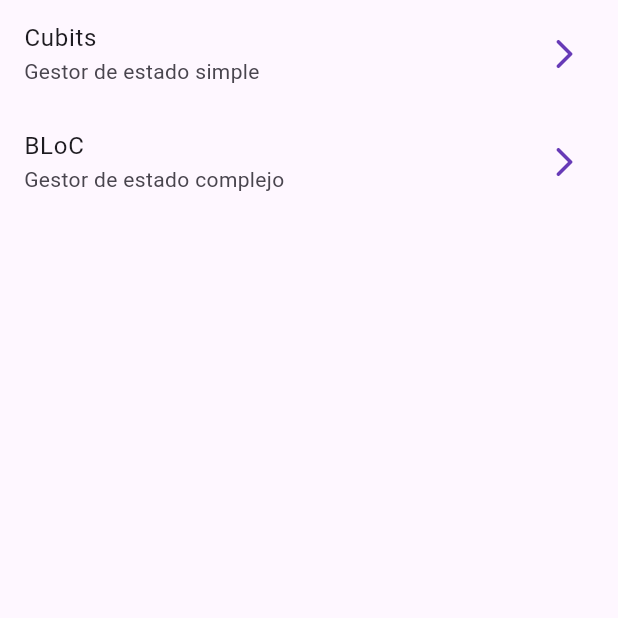
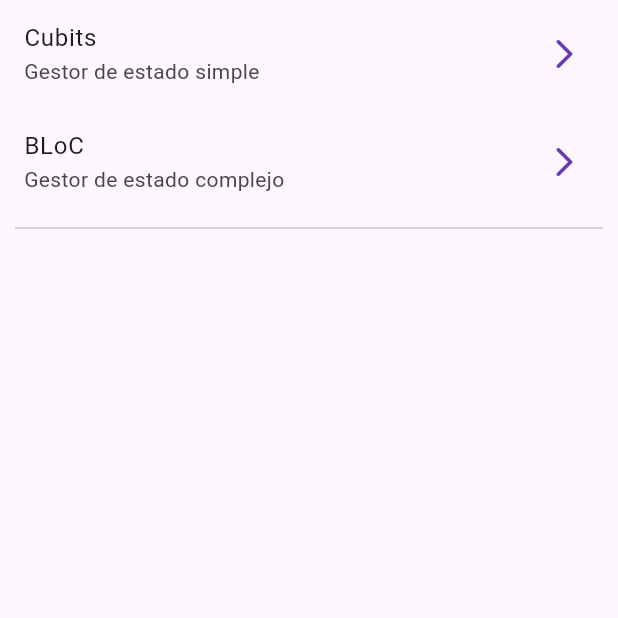
Before and after one commit to CarlosHugoRodriguezC/FormsApp, a Flutter app: the screen it shows after launch, on a phone screen of 412 x 824 dp, the top half of it. Run offline on Flutter 3.47's test engine with Material 2 defaults, Android fonts, the phone set to English and light mode, and no system bars; our stand-ins replace equatable, flutter_bloc, go_router.

Commit message:
Section 19 completed

```diff
--- a/lib/presentation/screens/bloc_counter_screen.dart
+++ b/lib/presentation/screens/bloc_counter_screen.dart
@@ -23,11 +23,13 @@ class _CounterBlockView extends StatelessWidget {
   final TextTheme textStyle;
 
   void increaseCounterBy(BuildContext context, {int value = 1}) {
-    context.read<CounterBloc>().add(CounterIncreased(value));
+    // context.read<CounterBloc>().add(CounterIncreased(value));
+    context.read<CounterBloc>().increaseBy(value: value);
   }
 
   void resetCounter(BuildContext context) {
-    context.read<CounterBloc>().add(const CounterReset());
+    // context.read<CounterBloc>().add(const CounterReset());
+    context.read<CounterBloc>().reset();
   }
 
   @override
--- a/lib/presentation/screens/home_screen.dart
+++ b/lib/presentation/screens/home_screen.dart
@@ -25,6 +25,10 @@ class HomeScreen extends StatelessWidget {
               context.push('/bloc');
             },
           ),
+          const Padding(
+            padding: EdgeInsets.symmetric(horizontal: 10),
+            child: Divider(),
+          ),
         ],
       ),
     );
```
Also changed, not shown: lib/presentation/blocs/counter_bloc/counter_bloc.dart (+11 -0 lines).
